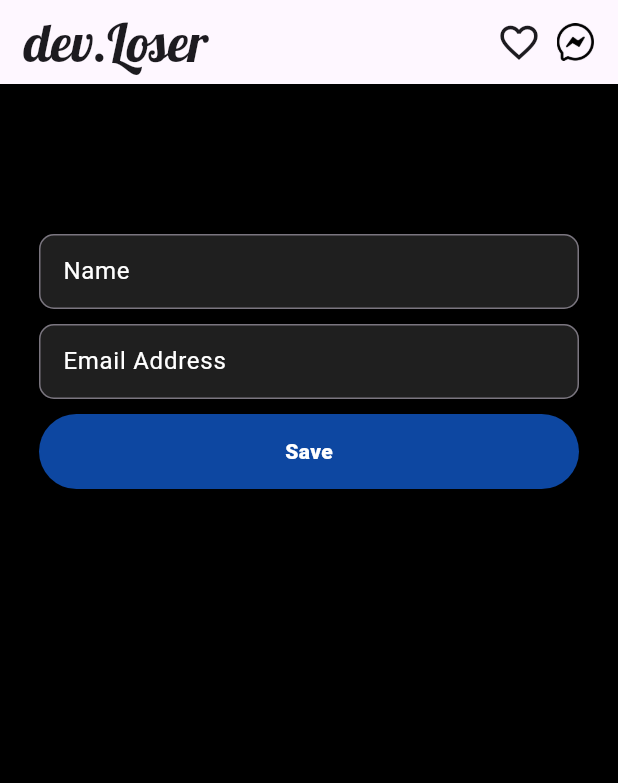
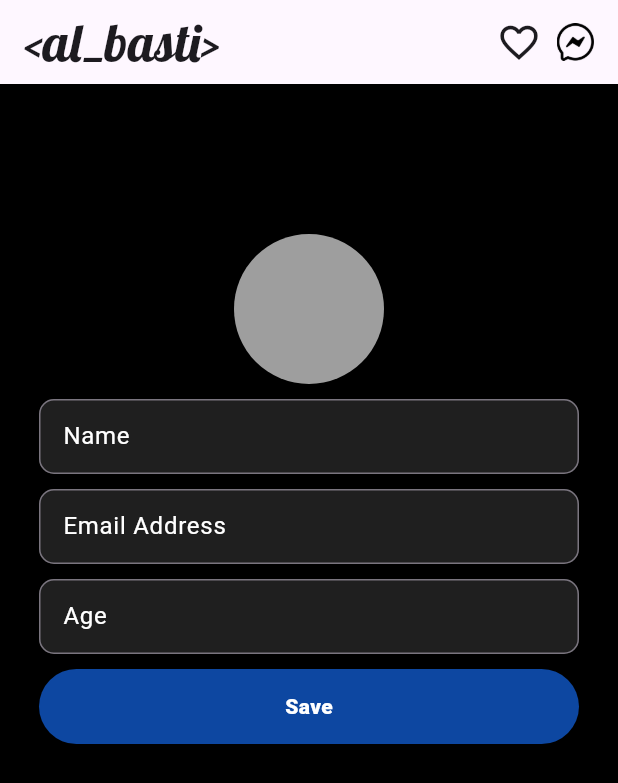
Before and after one commit to aliaqdas747/dumy_repo, a Flutter app: the screen it shows after launch, on a phone screen of 412 x 824 dp. Shown: the top 783 px of the screen. Run offline on Flutter 3.47's test engine with Material 3 defaults, Android fonts, the light colour scheme and no system bars; our stand-ins replace cloud_firestore, firebase_auth, firebase_core, fluttertoast, image_picker; missing offline and left inert: awesome_icons; accounts and stored records are empty.

Commit message:
New commit

```diff
--- a/lib/Screens/home_screen.dart
+++ b/lib/Screens/home_screen.dart
@@ -1,8 +1,12 @@
+import 'dart:io';
+import 'dart:math';
+
 import 'package:cloud_firestore/cloud_firestore.dart';
 import 'package:dumy_app/Util/ui_helper.dart';
 import 'package:firebase_core/firebase_core.dart';
 import 'package:flutter/material.dart';
 import 'package:fluttertoast/fluttertoast.dart';
+import 'package:image_picker/image_picker.dart';
 
 class home_screen extends StatefulWidget {
   const home_screen({super.key});
@@ -14,22 +18,29 @@ class home_screen extends StatefulWidget {
 class _home_screenState extends State<home_screen> {
   TextEditingController nameController = TextEditingController();
   TextEditingController emailController = TextEditingController();
+  TextEditingController ageController = TextEditingController();
+  File? profilepic;
 
   void saveUser() {
     String name = nameController.text.trim();
     String email = emailController.text.trim();
+    String ageString = ageController.text.trim();
 
+    int age = int.parse(ageString);
 
     //When this code will execute  the TextField will clear
     nameController.clear();
     emailController.clear();
+    ageController.clear();
 
-    if (name != "" && email != "") {
+    if (name != "" && email != "" && age != "") {
       //In this code the name of Map is userData
       //
       Map<String, dynamic> userData = {
         "name": name,
         "email": email,
+        "age": age,
+        "SimpleArray": [name, email, age]
       };
       FirebaseFirestore.instance.collection("users").add(userData);
       print('User is Created');
@@ -52,7 +63,7 @@ class _home_screenState extends State<home_screen> {
           mainAxisAlignment: MainAxisAlignment.spaceBetween,
           children: [
             Text(
-              'dev.Loser',
+              '<al_basti>',
               style: TextStyle(
                 fontFamily: 'fontFamily',
                 fontSize: 35,
@@ -81,19 +92,52 @@ class _home_screenState extends State<home_screen> {
               crossAxisAlignment: CrossAxisAlignment.center,
               children: [
                 SizedBox(height: 100),
+                InkWell(
+                  onTap: () async {
+                    XFile? selectedImage = await ImagePicker()
+                        .pickImage(source: ImageSource.gallery);
 
+                    if (selectedImage != null) {
+                      File convertedFile = File(selectedImage!.path);
+                      setState(() {
+                        profilepic = convertedFile;
+                      });
+
+                      print("Image is Selected");
+                    } else {
+                      print("Image is not Selected");
+                    }
+                  },
+                  child: CircleAvatar(
+                    radius: 50,
+                    backgroundImage:
+                        (profilepic != null) ? FileImage(profilepic!) : null,
+                    backgroundColor: Colors.grey,
+                  ),
+                ),
+                SizedBox(
+                  height: 10,
+                ),
                 UiHelper.CoustomTextField(
                     nameController, 'Name', TextInputType.text, false),
                 SizedBox(height: 10),
                 UiHelper.CoustomTextField(emailController, 'Email Address',
                     TextInputType.emailAddress, false),
                 SizedBox(height: 10),
+                UiHelper.CoustomTextField(
+                    ageController, "Age", TextInputType.number, false),
+                SizedBox(
+                  height: 10,
+                ),
                 UiHelper.CustomBtn(() {
                   saveUser();
                 }, 'Save'),
                 SizedBox(height: 20),
                 StreamBuilder<QuerySnapshot>(
-                  stream: FirebaseFirestore.instance.collection("users").snapshots(),
+                  stream: FirebaseFirestore.instance
+                      .collection("users")
+                      .where("age", isGreaterThan: 10)
+                      .snapshots(),
                   builder: (context, snapshot) {
                     if (snapshot.connectionState == ConnectionState.active) {
                       if (snapshot.hasData && snapshot.data != null) {
@@ -101,33 +145,43 @@ class _home_screenState extends State<home_screen> {
                           child: ListView.builder(
                             itemCount: snapshot.data!.docs.length,
                             itemBuilder: (context, index) {
-                              Map<String, dynamic> userMap = snapshot.data!.docs[index].data() as Map<String, dynamic>;
-                              String documentId =
-                                  snapshot.data!.docs[index].id;
+                              Map<String, dynamic> userMap =
+                                  snapshot.data!.docs[index].data()
+                                      as Map<String, dynamic>;
+                              String documentId = snapshot.data!.docs[index].id;
 
                               return Container(
                                 margin: EdgeInsets.all(10),
                                 decoration: BoxDecoration(
-                                  border: Border.all(color: Colors.blue), // Border color blue karne ke liye
-                                  borderRadius: BorderRadius.circular(8.0), // Optional: Rounded corners
+                                  border: Border.all(
+                                      color: Colors
+                                          .blue), // Border color blue karne ke liye
+                                  borderRadius: BorderRadius.circular(
+                                      8.0), // Optional: Rounded corners
                                 ),
                                 child: ListTile(
-
                                   textColor: Colors.blue,
-                                  title: Text(userMap["name"]),
+                                  title: Text(
+                                      userMap["name"] + "(${userMap["age"]})"),
                                   subtitle: Text(userMap["email"]),
                                   trailing: InkWell(
-                                      onTap: (){
+                                      onTap: () {
                                         deleteUser(documentId);
                                       },
-                                      child: Icon(Icons.delete)),
+                                      child: Icon(
+                                        Icons.delete,
+                                        color: Colors.blue,
+                                      )),
                                 ),
                               );
                             },
                           ),
                         );
                       } else {
-                        return Text('No data ',style: TextStyle(color: Colors.white),);
+                        return Text(
+                          'No data ',
+                          style: TextStyle(color: Colors.white),
+                        );
                       }
                     } else {
                       return Center(
--- a/lib/Util/ui_helper.dart
+++ b/lib/Util/ui_helper.dart
@@ -117,8 +117,7 @@ VoidCallback voidCallback,
 
 
   //Button
-  static CustomBtn(
-      VoidCallback voidCallback ,String text){
+  static CustomBtn(VoidCallback voidCallback ,String text){
     return  InkWell(
 
       onTap: voidCallback,
--- a/lib/main.dart
+++ b/lib/main.dart
@@ -1,4 +1,5 @@
 import 'package:cloud_firestore/cloud_firestore.dart';
+import 'package:dumy_app/Screens/auth/login_screen.dart';
 import 'package:dumy_app/Screens/home_screen.dart';
 import 'package:firebase_auth/firebase_auth.dart';
 import 'package:flutter/material.dart';
--- a/pubspec.yaml
+++ b/pubspec.yaml
@@ -41,6 +41,8 @@ dependencies:
   firebase_auth: ^4.15.0
   fluttertoast: ^8.2.4
   cloud_firestore: ^4.13.4
+  image_picker: ^1.0.5
+  firebase_storage: ^11.5.6
 dev_dependencies:
   flutter_test:
     sdk: flutter
```
Also changed, not shown: pubspec.lock, 6 other files.
